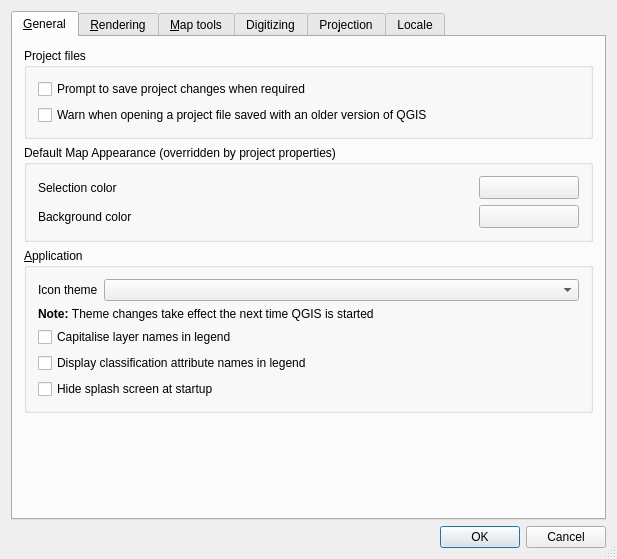
First picture: the form in src/ui/qgsoptionsbase.ui, repository qgis/QGIS, before the edit.
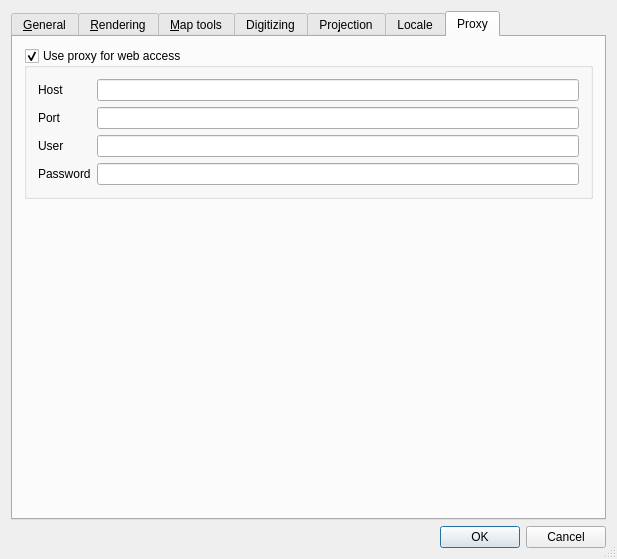
Second picture: the form after the edit. The open tabs and pages were chosen to show the change. Icons and pictures are not drawn. Custom widgets are drawn as their Qt base class.

Commit message: Added global proxy configuration to options dialog. Use the follow qsettings keys to obtain proxy configs: proxy/proxyEnabled, proxy/proxyHost, proxy/proxyPort, proxy/proxyUser and proxy/proxyPassword. Note that the proxy password is not encrypted in any way when stored in Qt config file / win registry.

```diff
--- a/src/ui/qgsoptionsbase.ui
+++ b/src/ui/qgsoptionsbase.ui
@@ -938,6 +938,104 @@
        </item>
       </layout>
      </widget>
+     <widget class="QWidget" name="tab" >
+      <attribute name="title" >
+       <string>Proxy</string>
+      </attribute>
+      <layout class="QGridLayout" >
+       <item row="0" column="0" >
+        <widget class="QGroupBox" name="grpProxy" >
+         <property name="title" >
+          <string>Use proxy for web access</string>
+         </property>
+         <property name="flat" >
+          <bool>false</bool>
+         </property>
+         <property name="checkable" >
+          <bool>true</bool>
+         </property>
+         <layout class="QGridLayout" >
+          <item row="0" column="0" >
+           <widget class="QLabel" name="lblProxyHost" >
+            <property name="text" >
+             <string>Host</string>
+            </property>
+            <property name="buddy" >
+             <cstring>cboModellerPluginName</cstring>
+            </property>
+           </widget>
+          </item>
+          <item row="0" column="1" >
+           <widget class="QLineEdit" name="leProxyHost" />
+          </item>
+          <item row="1" column="0" >
+           <widget class="QLabel" name="lblProxyPort" >
+            <property name="text" >
+             <string>Port</string>
+            </property>
+            <property name="buddy" >
+             <cstring>cboModellerPluginName</cstring>
+            </property>
+           </widget>
+          </item>
+          <item row="1" column="1" >
+           <widget class="QLineEdit" name="leProxyPort" />
+          </item>
+          <item row="2" column="0" >
+           <widget class="QLabel" name="lblUser" >
+            <property name="text" >
+             <string>User</string>
+            </property>
+            <property name="buddy" >
+             <cstring>cboModellerPluginName</cstring>
+            </property>
+           </widget>
+          </item>
+          <item row="2" column="1" >
+           <widget class="QLineEdit" name="leProxyUser" >
+            <property name="toolTip" >
+             <string>Leave this blank if no proxy username / password are required</string>
+            </property>
+           </widget>
+          </item>
+          <item row="3" column="0" >
+           <widget class="QLabel" name="lblPassword" >
+            <property name="text" >
+             <string>Password</string>
+            </property>
+            <property name="buddy" >
+             <cstring>cboModellerPluginName</cstring>
+            </property>
+           </widget>
+          </item>
+          <item row="3" column="1" >
+           <widget class="QLineEdit" name="leProxyPassword" >
+            <property name="toolTip" >
+             <string>Leave this blank if no proxy username / password are required</string>
+            </property>
+            <property name="echoMode" >
+             <enum>QLineEdit::Password</enum>
+            </property>
+           </widget>
+          </item>
+         </layout>
+        </widget>
+       </item>
+       <item row="1" column="0" >
+        <spacer>
+         <property name="orientation" >
+          <enum>Qt::Vertical</enum>
+         </property>
+         <property name="sizeHint" >
+          <size>
+           <width>20</width>
+           <height>40</height>
+          </size>
+         </property>
+        </spacer>
+       </item>
+      </layout>
+     </widget>
     </widget>
    </item>
    <item row="1" column="0" >
```
The commit also changes 1 other file.
